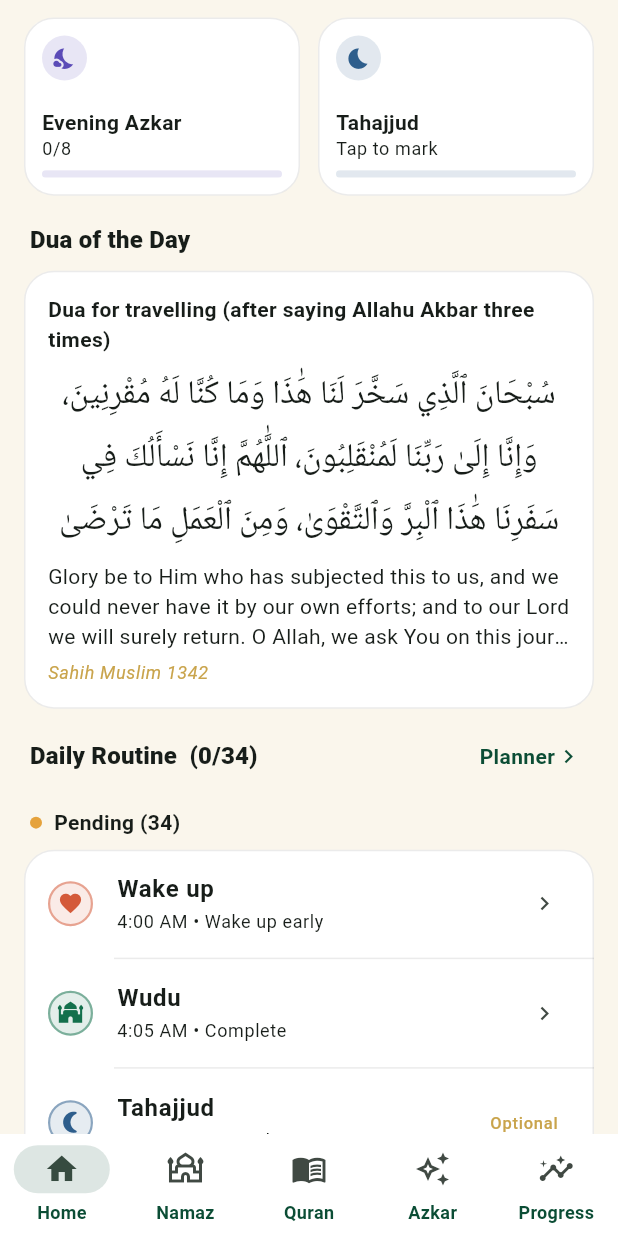
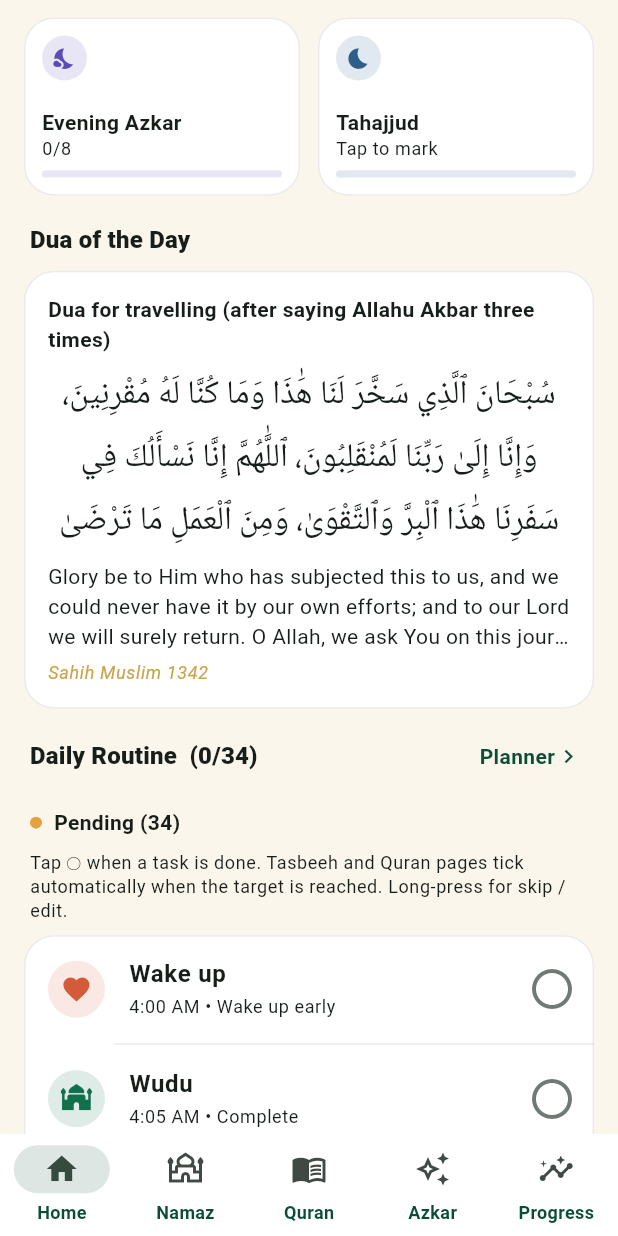
Before and after one commit to mianalihassan0038-ui/daily-deen-privacy, a Flutter app: the AppShell screen opened directly, scrolled down 1152 dp, on a phone screen of 412 x 824 dp. Run offline on Flutter 3.47's test engine with Material 3 defaults, Android fonts, the phone set to English and light mode, and no system bars; our stand-ins replace file_picker, flutter_local_notifications, geolocator, image_picker, sensors_plus, shared_preferences and 2 more; accounts and stored records are empty.

Commit message:
Clear done buttons on tasks with progress for tasbeeh and Quran pages
Co-Authored-By: Claude Opus 5.5 <noreply@anthropic.com>
Claude-Session: https://claude.ai/code/session_01VXvRxEJ5kRoz66qDgCkR4H

```diff
--- a/app/lib/screens/home_screen.dart
+++ b/app/lib/screens/home_screen.dart
@@ -103,6 +103,10 @@ class _HomeScreenState extends State<HomeScreen> {
                   ),
                 if (pending.isNotEmpty) ...[
                   _ListLabel('${s.t('pending')} (${pending.length})', AppColors.pending),
+                  Padding(
+                    padding: const EdgeInsets.fromLTRB(4, 0, 4, 8),
+                    child: Text(s.t('routine_hint'), style: theme.textTheme.bodySmall),
+                  ),
                   Card(
                     child: Column(children: [
                       for (var i = 0; i < pending.length; i++) ...[
@@ -711,36 +715,26 @@ class RoutineTile extends StatelessWidget {
     final theme = Theme.of(context);
     final rec = state.day(date);
 
-    var subtitle = [item.time(urdu), item.target(urdu)].where((e) => e.isNotEmpty).join(' • ');
+    var subtitle = [item.time(urdu), item.target(urdu), if (item.optional) s.t('optional')]
+        .where((e) => e.isNotEmpty)
+        .join(' • ');
+    // Counted tasks: progress + automatic completion when the target is reached.
+    int? count, target;
     if (item.dhikrKey != null) {
-      final c = rec.dhikr[item.dhikrKey!] ?? 0;
-      subtitle = '$subtitle  ($c/${item.dhikrTarget})';
-    }
-    if (item.id == 'quran_daily') {
-      subtitle = '$subtitle  (${rec.quranPages}/${state.settings.quranTarget} ${s.t('pages')})';
+      count = rec.dhikr[item.dhikrKey!] ?? 0;
+      target = state.dhikrTarget(item.dhikrKey!, item.dhikrTarget);
+    } else if (item.id == 'quran_daily') {
+      count = rec.quranPages;
+      target = state.settings.quranTarget;
     }
     final (icon, color) = categoryVisual(item.category);
 
     return ListTile(
       key: Key('routine_${item.id}'),
+      contentPadding: const EdgeInsetsDirectional.only(start: 16, end: 4),
       onTap: () => openActivity(context, item, date),
-      onLongPress: () => state.toggleSkip(date, item),
-      leading: InkWell(
-        key: Key('routine_check_${item.id}'),
-        customBorder: const CircleBorder(),
-        onTap: () => state.toggleItem(date, item),
-        child: AnimatedContainer(
-          duration: const Duration(milliseconds: 200),
-          width: 30,
-          height: 30,
-          decoration: BoxDecoration(
-            shape: BoxShape.circle,
-            color: done ? theme.colorScheme.primary : color.withValues(alpha: 0.12),
-            border: Border.all(color: done ? theme.colorScheme.primary : color.withValues(alpha: 0.5), width: 1.5),
-          ),
-          child: Icon(done ? Icons.check : icon, size: 17, color: done ? Colors.white : color),
-        ),
-      ),
+      onLongPress: () => showActivitySheet(context, item, date),
+      leading: IconBadge(icon, color: color, size: 38),
       title: Text(
         item.name(urdu),
         style: TextStyle(
@@ -749,12 +743,40 @@ class RoutineTile extends StatelessWidget {
           color: done || skipped ? theme.colorScheme.onSurface.withValues(alpha: 0.5) : null,
         ),
       ),
-      subtitle: subtitle.isEmpty ? null : Text(subtitle, style: theme.textTheme.bodySmall),
-      trailing: skipped
-          ? Text(s.t('skipped'), style: TextStyle(color: theme.colorScheme.outline, fontSize: 12))
-          : item.optional
-              ? Text(s.t('optional'), style: TextStyle(color: AppColors.gold, fontSize: 11))
-              : const Icon(Icons.chevron_right, size: 18),
+      subtitle: Column(crossAxisAlignment: CrossAxisAlignment.start, mainAxisSize: MainAxisSize.min, children: [
+        if (subtitle.isNotEmpty) Text(subtitle, style: theme.textTheme.bodySmall),
+        if (count != null && target != null && !done) ...[
+          const SizedBox(height: 4),
+          Row(children: [
+            Expanded(
+              child: ClipRRect(
+                borderRadius: BorderRadius.circular(4),
+                child: LinearProgressIndicator(
+                  value: target == 0 ? 0 : (count / target).clamp(0.0, 1.0).toDouble(),
+                  minHeight: 5,
+                  color: color,
+                  backgroundColor: color.withValues(alpha: 0.14),
+                ),
+              ),
+            ),
+            const SizedBox(width: 8),
+            Text('$count/$target', style: theme.textTheme.labelSmall?.copyWith(fontWeight: FontWeight.w700)),
+          ]),
+        ],
+        if (skipped) Text(s.t('skipped'), style: TextStyle(color: theme.colorScheme.outline, fontSize: 12)),
+      ]),
+      trailing: IconButton(
+        key: Key('routine_check_${item.id}'),
+        tooltip: done ? s.t('mark_not_done') : s.t('mark_done'),
+        iconSize: 32,
+        onPressed: () => state.toggleItem(date, item),
+        icon: AnimatedSwitcher(
+          duration: const Duration(milliseconds: 200),
+          child: done
+              ? const Icon(Icons.check_circle, key: ValueKey('done'), color: AppColors.onTime)
+              : Icon(Icons.radio_button_unchecked, key: const ValueKey('todo'), color: theme.colorScheme.outline),
+        ),
+      ),
     );
   }
 }
--- a/app/lib/screens/routine_screen.dart
+++ b/app/lib/screens/routine_screen.dart
@@ -185,6 +185,14 @@ class _Timeline extends StatelessWidget {
                       ],
                       const Spacer(),
                       if (skipped) Text(s.t('skipped'), style: TextStyle(color: theme.colorScheme.outline, fontSize: 12)),
+                      IconButton(
+                        key: Key('timeline_check_${it.id}'),
+                        visualDensity: VisualDensity.compact,
+                        tooltip: done ? s.t('mark_not_done') : s.t('mark_done'),
+                        onPressed: () => state.toggleItem(today, it),
+                        icon: Icon(done ? Icons.check_circle : Icons.radio_button_unchecked,
+                            color: done ? AppColors.onTime : theme.colorScheme.outline, size: 28),
+                      ),
                     ]),
                     Text(
                       it.name(urdu),
--- a/app/lib/strings.dart
+++ b/app/lib/strings.dart
@@ -104,6 +104,10 @@ class S {
     'dua_of_day': ['Dua of the Day', 'آج کی دعا'],
     'daily_routine': ['Daily Routine', 'روزانہ کے معمولات'],
     'plan': ['Planner', 'منصوبہ'],
+    'routine_hint': [
+      'Tap ◯ when a task is done. Tasbeeh and Quran pages tick automatically when the target is reached. Long-press for skip / edit.',
+      'کام مکمل ہونے پر ◯ دبائیں۔ تسبیح اور قرآن کے صفحات ہدف پورا ہونے پر خود مکمل ہو جاتے ہیں۔ چھوڑنے یا ترمیم کے لیے دبا کر رکھیں۔'
+    ],
     'all_done': ['MashaAllah! All done today.', 'ماشاءاللہ! آج کے سب معمولات مکمل۔'],
     'tap_to_mark': ['Tap to mark', 'نشان لگانے کے لیے ٹیپ کریں'],
     'not_started_yet': ['This prayer time has not started yet.', 'اس نماز کا وقت ابھی شروع نہیں ہوا۔'],
```
Also changed, not shown: 1 other file.
